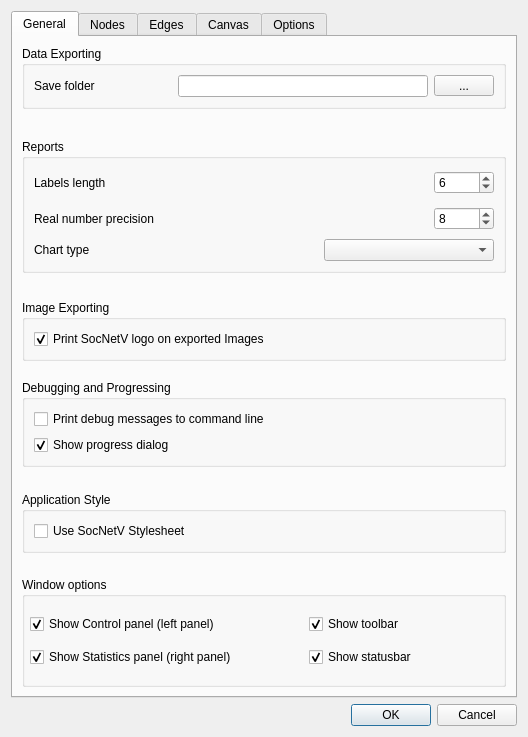
Above: src/forms/dialogsettings.ui from socnetv/app before the change. Below: the same form after it.
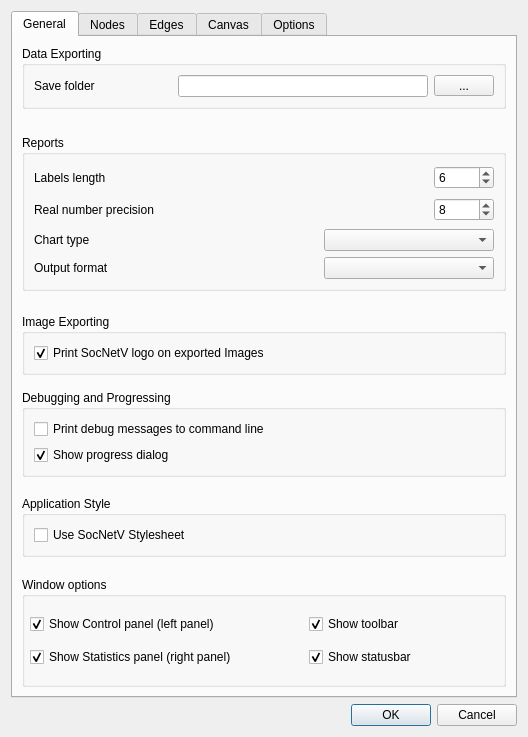
That is the form after the change.

Commit message:
WS16 Step 1b | add Output format control to Settings > Reports (#113)
Fourth control in the existing reportsGroupBox (HTML/CSV combo), wired via
the same DialogSettings signal -> Graph::setReportsX() pattern as the three
existing Reports settings (label length, real-number precision, chart type).

```diff
--- a/src/forms/dialogsettings.ui
+++ b/src/forms/dialogsettings.ui
@@ -153,7 +153,7 @@
          <property name="minimumSize">
           <size>
            <width>470</width>
-           <height>118</height>
+           <height>150</height>
           </size>
          </property>
          <property name="title">
@@ -345,6 +345,52 @@
             </item>
            </layout>
           </item>
+          <item>
+           <layout class="QHBoxLayout" name="horizontalLayout_30">
+            <item>
+             <widget class="QLabel" name="label_26">
+              <property name="toolTip">
+               <string>&lt;html&gt;&lt;head/&gt;&lt;body&gt;&lt;p&gt;&lt;span style=&quot; font-weight:600;&quot;&gt;Output Format&lt;/span&gt;&lt;/p&gt;&lt;p&gt;Select whether new reports (i.e. Analyze &amp;gt; ...) are written as a full HTML document, or a lean CSV table for opening in a spreadsheet application.&lt;/p&gt;&lt;p&gt;CSV is not offered for every report - narrative/single-value reports (e.g. Connectedness) and the visual adjacency plot are always HTML, since a CSV file has no meaningful equivalent for them.&lt;/p&gt;&lt;/body&gt;&lt;/html&gt;</string>
+              </property>
+              <property name="text">
+               <string>Output format</string>
+              </property>
+             </widget>
+            </item>
+            <item>
+             <spacer name="horizontalSpacer_28">
+              <property name="orientation">
+               <enum>Qt::Orientation::Horizontal</enum>
+              </property>
+              <property name="sizeHint" stdset="0">
+               <size>
+                <width>98</width>
+                <height>20</height>
+               </size>
+              </property>
+             </spacer>
+            </item>
+            <item>
+             <widget class="QComboBox" name="reportsOutputFormatSelect">
+              <property name="sizePolicy">
+               <sizepolicy hsizetype="Fixed" vsizetype="Fixed">
+                <horstretch>0</horstretch>
+                <verstretch>0</verstretch>
+               </sizepolicy>
+              </property>
+              <property name="minimumSize">
+               <size>
+                <width>170</width>
+                <height>0</height>
+               </size>
+              </property>
+              <property name="toolTip">
+               <string>&lt;html&gt;&lt;head/&gt;&lt;body&gt;&lt;p&gt;&lt;span style=&quot; font-weight:600;&quot;&gt;Output Format&lt;/span&gt;&lt;/p&gt;&lt;p&gt;Select whether new reports are written as a full HTML document (default), or a lean CSV table.&lt;/p&gt;&lt;/body&gt;&lt;/html&gt;</string>
+              </property>
+             </widget>
+            </item>
+           </layout>
+          </item>
          </layout>
         </widget>
        </item>
```
The commit also changes 2 other files.
